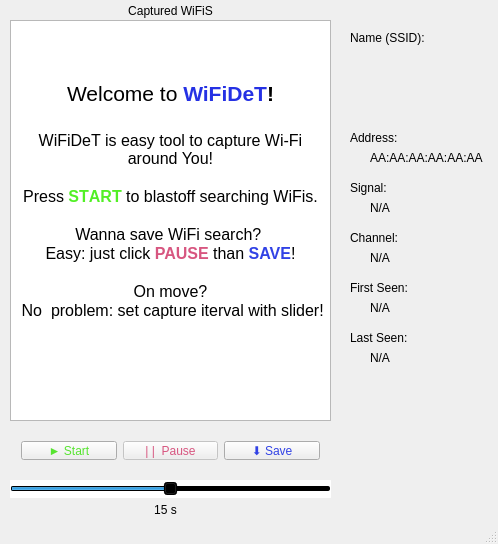
This is wifidet/mainwindow.ui in Karlos123/ITU as Qt 5 draws it before an edit. The edited form follows.
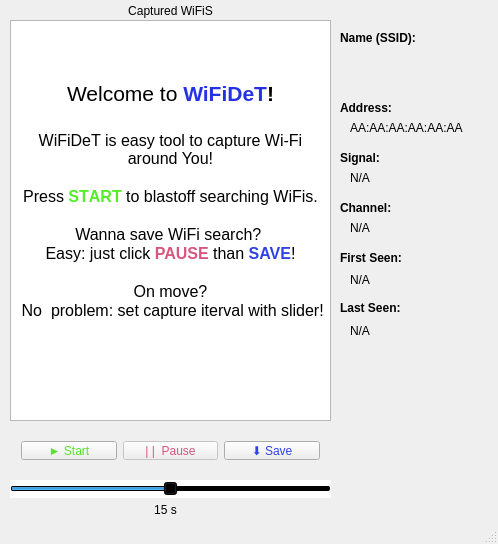
This is the edited form.

Commit message:
Vypis informacii o sieti
Tiez uz zostava vyznacena polozka v zozname sieti po refreshi, ale stale je tam shuffling nedostupnych sieti

```diff
--- a/wifidet/mainwindow.ui
+++ b/wifidet/mainwindow.ui
@@ -224,7 +224,7 @@
    <widget class="QWidget" name="widget" native="true">
     <property name="geometry">
      <rect>
-      <x>340</x>
+      <x>330</x>
       <y>20</y>
       <width>151</width>
       <height>401</height>
@@ -234,11 +234,17 @@
      <property name="geometry">
       <rect>
        <x>10</x>
-       <y>160</y>
+       <y>130</y>
        <width>101</width>
        <height>16</height>
       </rect>
      </property>
+     <property name="font">
+      <font>
+       <weight>75</weight>
+       <bold>true</bold>
+      </font>
+     </property>
      <property name="layoutDirection">
       <enum>Qt::LeftToRight</enum>
      </property>
@@ -249,9 +255,9 @@
     <widget class="QLabel" name="label_sgNo">
      <property name="geometry">
       <rect>
-       <x>30</x>
-       <y>180</y>
-       <width>31</width>
+       <x>20</x>
+       <y>150</y>
+       <width>101</width>
        <height>16</height>
       </rect>
      </property>
@@ -265,9 +271,9 @@
     <widget class="QLabel" name="label_chNo">
      <property name="geometry">
       <rect>
-       <x>30</x>
-       <y>230</y>
-       <width>31</width>
+       <x>20</x>
+       <y>200</y>
+       <width>101</width>
        <height>16</height>
       </rect>
      </property>
@@ -282,11 +288,17 @@
      <property name="geometry">
       <rect>
        <x>10</x>
-       <y>210</y>
+       <y>180</y>
        <width>101</width>
        <height>16</height>
       </rect>
      </property>
+     <property name="font">
+      <font>
+       <weight>75</weight>
+       <bold>true</bold>
+      </font>
+     </property>
      <property name="layoutDirection">
       <enum>Qt::LeftToRight</enum>
      </property>
@@ -298,11 +310,17 @@
      <property name="geometry">
       <rect>
        <x>10</x>
-       <y>110</y>
+       <y>80</y>
        <width>101</width>
        <height>16</height>
       </rect>
      </property>
+     <property name="font">
+      <font>
+       <weight>75</weight>
+       <bold>true</bold>
+      </font>
+     </property>
      <property name="layoutDirection">
       <enum>Qt::LeftToRight</enum>
      </property>
@@ -313,8 +331,8 @@
     <widget class="QLabel" name="label_bsAd">
      <property name="geometry">
       <rect>
-       <x>30</x>
-       <y>130</y>
+       <x>20</x>
+       <y>100</y>
        <width>121</width>
        <height>16</height>
       </rect>
@@ -335,6 +353,12 @@
        <height>16</height>
       </rect>
      </property>
+     <property name="font">
+      <font>
+       <weight>75</weight>
+       <bold>true</bold>
+      </font>
+     </property>
      <property name="layoutDirection">
       <enum>Qt::LeftToRight</enum>
      </property>
@@ -347,8 +371,8 @@
       <rect>
        <x>10</x>
        <y>30</y>
-       <width>121</width>
-       <height>61</height>
+       <width>141</width>
+       <height>41</height>
       </rect>
      </property>
      <property name="layoutDirection">
@@ -367,10 +391,10 @@
     <widget class="QLabel" name="label_chNo_2">
      <property name="geometry">
       <rect>
-       <x>30</x>
-       <y>330</y>
-       <width>31</width>
-       <height>16</height>
+       <x>20</x>
+       <y>300</y>
+       <width>121</width>
+       <height>21</height>
       </rect>
      </property>
      <property name="layoutDirection">
@@ -379,32 +403,44 @@
      <property name="text">
       <string>N/A</string>
      </property>
+     <property name="wordWrap">
+      <bool>true</bool>
+     </property>
     </widget>
     <widget class="QLabel" name="label_sgNo_2">
      <property name="geometry">
       <rect>
-       <x>30</x>
+       <x>20</x>
+       <y>250</y>
+       <width>121</width>
+       <height>20</height>
+      </rect>
+     </property>
+     <property name="layoutDirection">
+      <enum>Qt::LeftToRight</enum>
+     </property>
+     <property name="text">
+      <string>N/A</string>
+     </property>
+     <property name="wordWrap">
+      <bool>true</bool>
+     </property>
+    </widget>
+    <widget class="QLabel" name="label_lsL">
+     <property name="geometry">
+      <rect>
+       <x>10</x>
        <y>280</y>
-       <width>31</width>
-       <height>16</height>
-      </rect>
-     </property>
-     <property name="layoutDirection">
-      <enum>Qt::LeftToRight</enum>
-     </property>
-     <property name="text">
-      <string>N/A</string>
-     </property>
-    </widget>
-    <widget class="QLabel" name="label_chL_2">
-     <property name="geometry">
-      <rect>
-       <x>10</x>
-       <y>310</y>
        <width>101</width>
        <height>16</height>
       </rect>
      </property>
+     <property name="font">
+      <font>
+       <weight>75</weight>
+       <bold>true</bold>
+      </font>
+     </property>
      <property name="layoutDirection">
       <enum>Qt::LeftToRight</enum>
      </property>
@@ -416,11 +452,17 @@
      <property name="geometry">
       <rect>
        <x>10</x>
-       <y>260</y>
+       <y>230</y>
        <width>101</width>
        <height>16</height>
       </rect>
      </property>
+     <property name="font">
+      <font>
+       <weight>75</weight>
+       <bold>true</bold>
+      </font>
+     </property>
      <property name="layoutDirection">
       <enum>Qt::LeftToRight</enum>
      </property>
```
Left out of the diff: 8 changed lines with no effect on the pictures. The commit also changes 2 other files.
